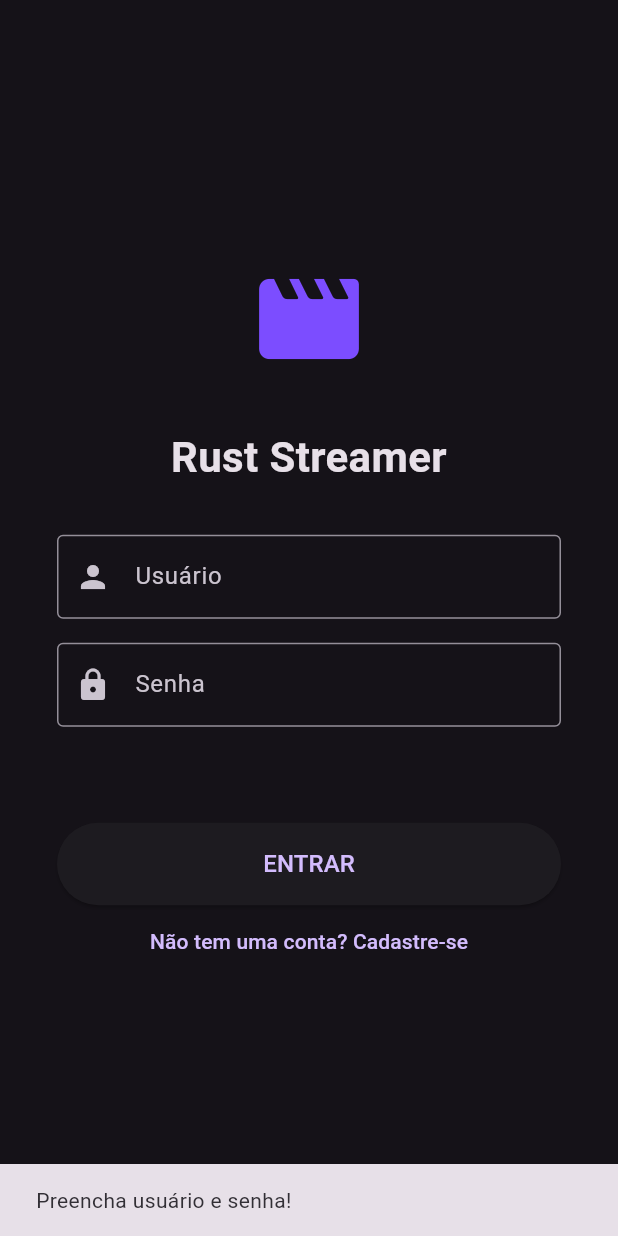
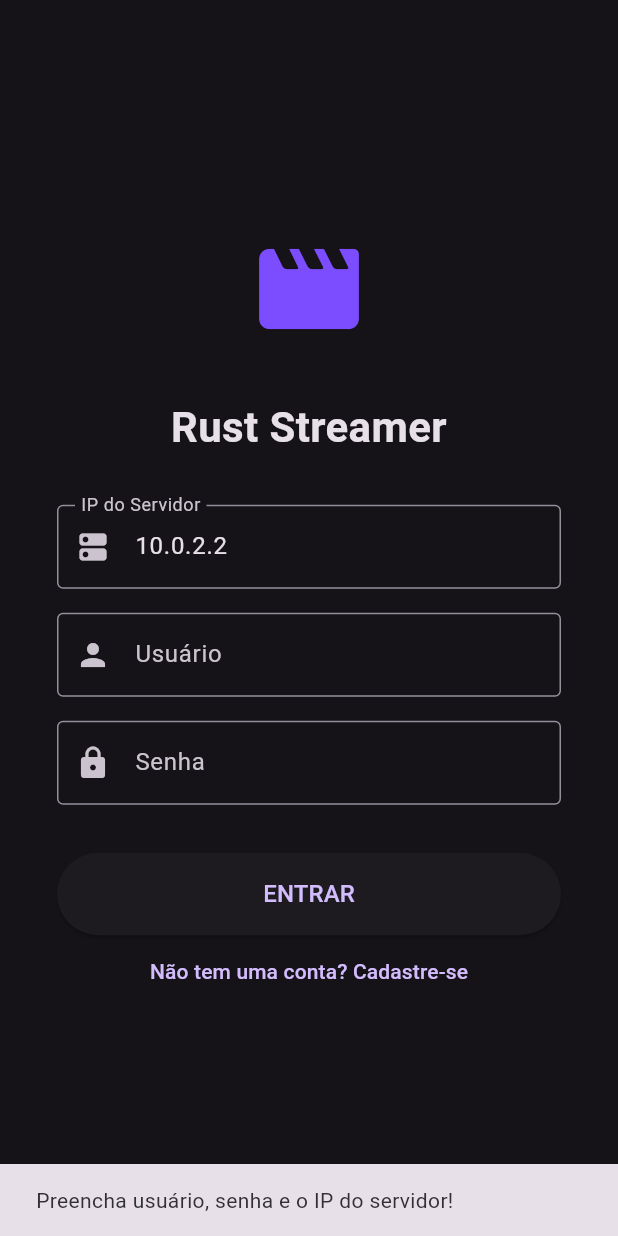
Before and after one commit to YuriGUs/Streaming_app, a Flutter app: the screen it shows after launch, after a tap on "ENTRAR", on a phone screen of 412 x 824 dp. Run offline on Flutter 3.47's test engine with Material 3 defaults, Android fonts, the phone set to English and light mode, and no system bars; our stand-ins replace chewie, dio, shared_preferences, video_player; network calls fail.

Commit message:
v1 FINAL

```diff
--- a/lib/screens/login.dart
+++ b/lib/screens/login.dart
@@ -1,5 +1,5 @@
 import 'package:flutter/material.dart';
-import '../services/auth_service.dart'; // Importamos o serviço
+import '../services/auth_service.dart';
 import '../services/storage_service.dart';
 import 'catalog.dart';
 import 'register.dart';
@@ -11,44 +11,60 @@ class LoginScreen extends StatefulWidget {
   State<LoginScreen> createState() => _LoginScreenState();
 }
 
+class _CatalogScreenState {}
+
 class _LoginScreenState extends State<LoginScreen> {
   final TextEditingController _usernameController = TextEditingController();
   final TextEditingController _passwordController = TextEditingController();
+  final TextEditingController _ipController = TextEditingController(); // NOVO
 
-  // NOVO: Estado para controlar se o botão está carregando
   bool _isLoading = false;
   String? _errorMessage;
-  // NOVO: Função assíncrona que lida com o clique do botão
+
+  @override
+  void initState() {
+    super.initState();
+    _loadSavedIp(); // NOVO: Busca o último IP usado para poupar o usuário
+  }
+
+  // NOVO: Preenche o campo de IP automaticamente se houver um histórico
+  Future<void> _loadSavedIp() async {
+    final savedIp = await StorageService().getServerIp();
+    setState(() {
+      _ipController.text = savedIp;
+    });
+  }
+
   Future<void> _handleLogin() async {
     setState(() { _errorMessage = null; });
-    // Esconde o teclado caso esteja aberto
     FocusScope.of(context).unfocus();
 
-    // Validação básica
-    if (_usernameController.text.isEmpty || _passwordController.text.isEmpty) {
+    // Validação básica atualizada
+    if (_usernameController.text.isEmpty || _passwordController.text.isEmpty || _ipController.text.isEmpty) {
       ScaffoldMessenger.of(context).showSnackBar(
-        const SnackBar(content: Text('Preencha usuário e senha!')),
+        const SnackBar(content: Text('Preencha usuário, senha e o IP do servidor!')),
       );
       return;
     }
 
-    // Atualiza a tela para mostrar o "carregando"
     setState(() {
       _isLoading = true;
     });
 
     try {
+      // 1. PRIMEIRA ETAPA: Salva o IP digitado no disco IMEDIATAMENTE.
+      // Assim, quando o AuthService for instanciado ali embaixo, ele já lerá o IP novo!
+      await StorageService().saveServerIp(_ipController.text.trim());
+
       final authService = AuthService();
       final token = await authService.login(
-        _usernameController.text,
+        _usernameController.text.trim(),
         _passwordController.text,
       );
 
       if (token != null && mounted) {
-        // 1. Salva o token no disco
         await StorageService().saveToken(token);
 
-        // 2. Notifica sucesso
         ScaffoldMessenger.of(context).showSnackBar(
           const SnackBar(
             content: Text('Login realizado com sucesso!'),
@@ -56,7 +72,6 @@ class _LoginScreenState extends State<LoginScreen> {
           ),
         );
 
-        // 3. Navega para a tela de Catálogo (destruindo a tela de Login)
         Navigator.of(context).pushReplacement(
           MaterialPageRoute(builder: (context) => const CatalogScreen()),
         );
@@ -68,7 +83,6 @@ class _LoginScreenState extends State<LoginScreen> {
         });
       }
     } finally {
-      // Independentemente de dar certo ou errado, paramos o carregamento
       if (mounted) {
         setState(() {
           _isLoading = false;
@@ -81,6 +95,7 @@ class _LoginScreenState extends State<LoginScreen> {
   void dispose() {
     _usernameController.dispose();
     _passwordController.dispose();
+    _ipController.dispose(); // NOVO
     super.dispose();
   }
 
@@ -105,6 +120,20 @@ class _LoginScreenState extends State<LoginScreen> {
                     style: TextStyle(fontSize: 28, fontWeight: FontWeight.bold),
                   ),
                   const SizedBox(height: 32),
+
+                  // NOVO: Campo de texto para o IP do servidor
+                  TextField(
+                    controller: _ipController,
+                    keyboardType: TextInputType.url,
+                    decoration: const InputDecoration(
+                      labelText: 'IP do Servidor',
+                      hintText: 'Ex: 192.168.1.50',
+                      prefixIcon: Icon(Icons.dns_rounded),
+                      border: OutlineInputBorder(),
+                    ),
+                  ),
+                  const SizedBox(height: 16),
+
                   TextField(
                     controller: _usernameController,
                     decoration: const InputDecoration(
@@ -125,9 +154,6 @@ class _LoginScreenState extends State<LoginScreen> {
                   ),
                   const SizedBox(height: 32),
 
-                const SizedBox(height: 32),
-
-                // NOVO: Exibe o erro de forma elegante e não invasiva
                   if (_errorMessage != null)
                     Padding(
                       padding: const EdgeInsets.only(bottom: 16.0),
@@ -138,12 +164,10 @@ class _LoginScreenState extends State<LoginScreen> {
                       ),
                     ),
 
-                // ATUALIZADO: O botão agora decide o que desenhar baseado no _isLoading
                   ElevatedButton(
                     style: ElevatedButton.styleFrom(
                       padding: const EdgeInsets.symmetric(vertical: 16),
                     ),
-                  // Se estiver carregando, desativa o botão (passa null pro onPressed)
                     onPressed: _isLoading ? null : _handleLogin,
                     child: _isLoading
                         ? const SizedBox(
@@ -155,7 +179,6 @@ class _LoginScreenState extends State<LoginScreen> {
                   ),
                   TextButton(
                     onPressed: () {
-                    // Navega para a tela de registro por cima da atual
                       Navigator.of(context).push(
                         MaterialPageRoute(builder: (context) => const RegisterScreen()),
                       );
@@ -166,8 +189,7 @@ class _LoginScreenState extends State<LoginScreen> {
               ),
             ),
           ),
-      )
-
+        ),
       ),
     );
   }
--- a/lib/screens/seasons.dart
+++ b/lib/screens/seasons.dart
@@ -6,12 +6,14 @@ class SeasonsScreen extends StatelessWidget {
   final String showTitle;
   final List<Movie> episodes;
   final String token;
+  final String ip; // NOVO: Variável para receber o IP
 
   const SeasonsScreen({
     Key? key,
     required this.showTitle,
     required this.episodes,
     required this.token,
+    required this.ip, // NOVO: Exige o IP no construtor
   }) : super(key: key);
 
   @override
@@ -60,6 +62,7 @@ class SeasonsScreen extends StatelessWidget {
                     showTitle: '$showTitle - Temporada $sNum',
                     episodes: seasonEps,
                     token: token,
+                    ip: ip, // NOVO: Repassa o IP para a tela de episódios!
                   ),
                 ),
               );
--- a/lib/screens/tv_player.dart
+++ b/lib/screens/tv_player.dart
@@ -47,8 +47,9 @@ class _TvPlayerScreenState extends State<TvPlayerScreen> {
       });
 
       // 2. Prepara a URL do vídeo
-      final token = await StorageService().getToken(); // Pegue o token como você já faz
-      final videoUrl = 'http://10.0.2.2:4000/library/movies/$movieId/stream';
+      final token = await StorageService().getToken();
+      final ip = await StorageService().getServerIp(); // NOVO
+      final videoUrl = 'http://$ip:4000/library/movies/$movieId/stream';
 
       _videoPlayerController = VideoPlayerController.networkUrl(
         Uri.parse(videoUrl),
--- a/lib/services/storage_service.dart
+++ b/lib/services/storage_service.dart
@@ -20,4 +20,15 @@ class StorageService {
     final prefs = await SharedPreferences.getInstance();
     await prefs.remove(_tokenKey);
   }
+
+  Future<void> saveServerIp(String ip) async {
+    final prefs = await SharedPreferences.getInstance();
+    await prefs.setString('server_ip', ip);
+  }
+
+  Future<String> getServerIp() async {
+    final prefs = await SharedPreferences.getInstance();
+    // Tenta ler o IP salvo. Se não tiver nenhum (primeiro uso), usa o padrão como segurança
+    return prefs.getString('server_ip') ?? '10.0.2.2';
+  }
 }
--- a/lib/services/tv_service.dart
+++ b/lib/services/tv_service.dart
@@ -3,12 +3,12 @@ import 'package:http/http.dart' as http;
 import 'storage_service.dart'; // Ajuste o caminho se necessário
 
 class TvService {
-  final String baseUrl = 'http://10.0.2.2:4000';
-
   Future<Map<String, dynamic>> getLiveTv() async {
     final token = await StorageService().getToken();
+    final ip = await StorageService().getServerIp(); // LÊ O IP
+
     final response = await http.get(
-      Uri.parse('$baseUrl/tv/live'),
+      Uri.parse('http://$ip:4000/tv/live'), // MONTA A URL
       headers: {
         'Authorization': 'Bearer $token',
       },
```
Also changed, not shown: lib/screens/catalog.dart (+19 -26 lines), lib/screens/episodes.dart (+7 -2 lines), lib/screens/player.dart (+26 -10 lines), lib/services/api_client.dart (+5 -6 lines), lib/services/auth_service.dart (+16 -5 lines). Lines whose indentation alone changed are shown as unchanged.
